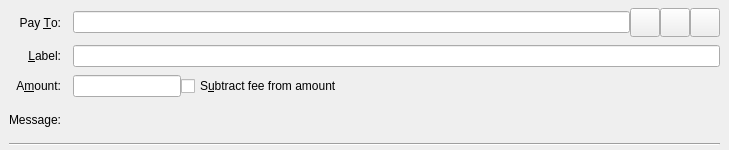
First picture: the form in src/qt/forms/sendcoinsentry.ui, repository rngcoin-project/rngcoin, before the edit.
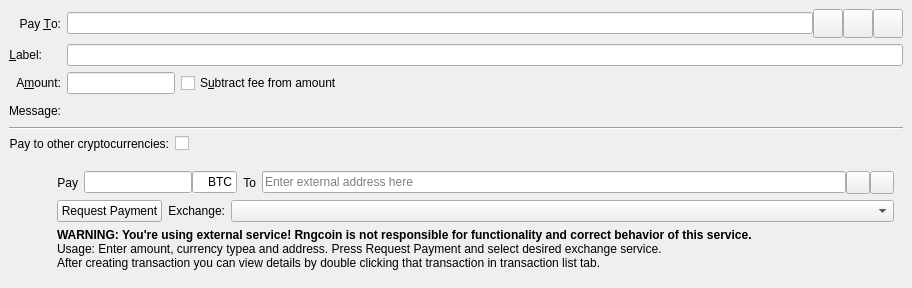
Second picture: the form after the edit. Icons and pictures are not drawn. Custom widgets are drawn as their Qt base class.

```diff
--- a/src/qt/forms/sendcoinsentry.ui
+++ b/src/qt/forms/sendcoinsentry.ui
@@ -6,8 +6,8 @@
    <rect>
     <x>0</x>
     <y>0</y>
-    <width>729</width>
-    <height>150</height>
+    <width>912</width>
+    <height>288</height>
    </rect>
   </property>
   <property name="focusPolicy">
@@ -23,20 +23,8 @@
    <property name="frameShape">
     <enum>QFrame::NoFrame</enum>
    </property>
-   <layout class="QGridLayout" name="gridLayout">
-    <property name="topMargin">
-     <number>8</number>
-    </property>
-    <property name="bottomMargin">
-     <number>4</number>
-    </property>
-    <property name="horizontalSpacing">
-     <number>12</number>
-    </property>
-    <property name="verticalSpacing">
-     <number>8</number>
-    </property>
-    <item row="0" column="0">
+   <layout class="QGridLayout" name="gridLayout_2">
+    <item row="0" column="0" colspan="2">
      <widget class="QLabel" name="payToLabel">
       <property name="text">
        <string>Pay &amp;To:</string>
@@ -49,7 +37,7 @@
       </property>
      </widget>
     </item>
-    <item row="0" column="1">
+    <item row="0" column="2">
      <layout class="QHBoxLayout" name="payToLayout">
       <property name="spacing">
        <number>0</number>
@@ -142,14 +130,14 @@
       </property>
      </widget>
     </item>
-    <item row="1" column="1">
+    <item row="1" column="2">
      <widget class="QLineEdit" name="addAsLabel">
       <property name="toolTip">
        <string>Enter a label for this address to add it to the list of used addresses</string>
       </property>
      </widget>
     </item>
-    <item row="2" column="0">
+    <item row="2" column="0" colspan="2">
      <widget class="QLabel" name="amountLabel">
       <property name="text">
        <string>A&amp;mount:</string>
@@ -162,7 +150,7 @@
       </property>
      </widget>
     </item>
-    <item row="2" column="1">
+    <item row="2" column="2">
      <layout class="QHBoxLayout" name="horizontalLayoutAmount" stretch="0,1">
       <item>
        <widget class="BitcoinAmountField" name="payAmount"/>
@@ -179,7 +167,7 @@
       </item>
      </layout>
     </item>
-    <item row="3" column="0">
+    <item row="3" column="0" colspan="2">
      <widget class="QLabel" name="messageLabel">
       <property name="text">
        <string>Message:</string>
@@ -189,7 +177,7 @@
       </property>
      </widget>
     </item>
-    <item row="3" column="1">
+    <item row="3" column="2">
      <widget class="QLabel" name="messageTextLabel">
       <property name="toolTip">
        <string>A message that was attached to the rngcoin: URI which will be stored with the transaction for your reference. Note: This message will not be sent over the RNGCoin network.</string>
@@ -199,13 +187,243 @@
       </property>
      </widget>
     </item>
-    <item row="4" column="0" colspan="2">
+    <item row="4" column="0" colspan="3">
      <widget class="Line" name="line">
       <property name="orientation">
        <enum>Qt::Horizontal</enum>
       </property>
      </widget>
     </item>
+    <item row="5" column="0" colspan="3">
+     <layout class="QFormLayout" name="toggleExchLayout">
+      <item row="0" column="0">
+       <widget class="QLabel" name="toggleExchLabel">
+        <property name="text">
+         <string>Pay to other cryptocurrencies:</string>
+        </property>
+        <property name="alignment">
+         <set>Qt::AlignRight|Qt::AlignTrailing|Qt::AlignVCenter</set>
+        </property>
+        <property name="buddy">
+         <cstring>payTo</cstring>
+        </property>
+       </widget>
+      </item>
+      <item row="0" column="1">
+       <widget class="QCheckBox" name="checkBoxExch">
+        <property name="sizePolicy">
+         <sizepolicy hsizetype="Fixed" vsizetype="Fixed">
+          <horstretch>0</horstretch>
+          <verstretch>0</verstretch>
+         </sizepolicy>
+        </property>
+        <property name="text">
+         <string/>
+        </property>
+       </widget>
+      </item>
+     </layout>
+    </item>
+    <item row="6" column="1" colspan="2">
+     <widget class="QWidget" name="exchWidget" native="true">
+      <property name="toolTip">
+       <string>This is a payment to external cryptocurrencies</string>
+      </property>
+      <layout class="QGridLayout" name="gridLayout">
+       <item row="0" column="0">
+        <layout class="QHBoxLayout" name="horizontalLayout1">
+         <item>
+          <widget class="QLabel" name="amountExchLabel">
+           <property name="sizePolicy">
+            <sizepolicy hsizetype="Preferred" vsizetype="Preferred">
+             <horstretch>0</horstretch>
+             <verstretch>0</verstretch>
+            </sizepolicy>
+           </property>
+           <property name="text">
+            <string>Pay</string>
+           </property>
+           <property name="alignment">
+            <set>Qt::AlignRight|Qt::AlignTrailing|Qt::AlignVCenter</set>
+           </property>
+          </widget>
+         </item>
+         <item>
+          <layout class="QHBoxLayout" name="horizontalLayout1_1">
+           <property name="spacing">
+            <number>0</number>
+           </property>
+           <item>
+            <widget class="QLineEdit" name="payAmountExch">
+             <property name="sizePolicy">
+              <sizepolicy hsizetype="Fixed" vsizetype="Fixed">
+               <horstretch>0</horstretch>
+               <verstretch>0</verstretch>
+              </sizepolicy>
+             </property>
+             <property name="toolTip">
+              <string>Amount of currency</string>
+             </property>
+             <property name="alignment">
+              <set>Qt::AlignRight|Qt::AlignTrailing|Qt::AlignVCenter</set>
+             </property>
+            </widget>
+           </item>
+           <item>
+            <widget class="QLineEdit" name="payTypeExch">
+             <property name="sizePolicy">
+              <sizepolicy hsizetype="Fixed" vsizetype="Fixed">
+               <horstretch>1</horstretch>
+               <verstretch>0</verstretch>
+              </sizepolicy>
+             </property>
+             <property name="minimumSize">
+              <size>
+               <width>45</width>
+               <height>0</height>
+              </size>
+             </property>
+             <property name="maximumSize">
+              <size>
+               <width>45</width>
+               <height>16777215</height>
+              </size>
+             </property>
+             <property name="toolTip">
+              <string>Currency short name (i.e. BTC)</string>
+             </property>
+             <property name="text">
+              <string>BTC</string>
+             </property>
+             <property name="alignment">
+              <set>Qt::AlignRight|Qt::AlignTrailing|Qt::AlignVCenter</set>
+             </property>
+            </widget>
+           </item>
+          </layout>
+         </item>
+         <item>
+          <widget class="QLabel" name="toExchLabel">
+           <property name="sizePolicy">
+            <sizepolicy hsizetype="Preferred" vsizetype="Preferred">
+             <horstretch>0</horstretch>
+             <verstretch>0</verstretch>
+            </sizepolicy>
+           </property>
+           <property name="text">
+            <string>To</string>
+           </property>
+           <property name="alignment">
+            <set>Qt::AlignRight|Qt::AlignTrailing|Qt::AlignVCenter</set>
+           </property>
+          </widget>
+         </item>
+         <item>
+          <layout class="QHBoxLayout" name="horizontalLayout1_2">
+           <property name="spacing">
+            <number>0</number>
+           </property>
+           <item>
+            <widget class="QLineEdit" name="payToExch">
+             <property name="toolTip">
+              <string>Enter external address here</string>
+             </property>
+             <property name="placeholderText">
+              <string>Enter external address here</string>
+             </property>
+            </widget>
+           </item>
+           <item>
+            <widget class="QToolButton" name="pasteExchButton">
+             <property name="toolTip">
+              <string>Paste address from clipboard</string>
+             </property>
+             <property name="text">
+              <string/>
+             </property>
+             <property name="icon">
+              <iconset resource="../bitcoin.qrc">
+               <normaloff>:/icons/editpaste</normaloff>:/icons/editpaste</iconset>
+             </property>
+             <property name="shortcut">
+              <string>Alt+P</string>
+             </property>
+            </widget>
+           </item>
+           <item>
+            <widget class="QToolButton" name="deleteExchButton">
+             <property name="toolTip">
+              <string>Remove this entry</string>
+             </property>
+             <property name="text">
+              <string/>
+             </property>
+             <property name="icon">
+              <iconset resource="../bitcoin.qrc">
+               <normaloff>:/icons/remove</normaloff>:/icons/remove</iconset>
+             </property>
+            </widget>
+           </item>
+          </layout>
+         </item>
+        </layout>
+       </item>
+       <item row="1" column="0">
+        <layout class="QHBoxLayout" name="horizontalLayout2">
+         <item>
+          <widget class="QPushButton" name="requestPaymentButton">
+           <property name="sizePolicy">
+            <sizepolicy hsizetype="Fixed" vsizetype="Fixed">
+             <horstretch>0</horstretch>
+             <verstretch>0</verstretch>
+            </sizepolicy>
+           </property>
+           <property name="text">
+            <string>Request Payment</string>
+           </property>
+          </widget>
+         </item>
+         <item>
+          <widget class="QLabel" name="exchLabel">
+           <property name="sizePolicy">
+            <sizepolicy hsizetype="Fixed" vsizetype="Fixed">
+             <horstretch>0</horstretch>
+             <verstretch>0</verstretch>
+            </sizepolicy>
+           </property>
+           <property name="text">
+            <string>Exchange:</string>
+           </property>
+           <property name="alignment">
+            <set>Qt::AlignRight|Qt::AlignTrailing|Qt::AlignVCenter</set>
+           </property>
+          </widget>
+         </item>
+         <item>
+          <widget class="QComboBox" name="exchComboBox">
+           <property name="sizePolicy">
+            <sizepolicy hsizetype="Preferred" vsizetype="Fixed">
+             <horstretch>0</horstretch>
+             <verstretch>0</verstretch>
+            </sizepolicy>
+           </property>
+           <property name="toolTip">
+            <string>Exchange selection</string>
+           </property>
+          </widget>
+         </item>
+        </layout>
+       </item>
+       <item row="2" column="0">
+        <widget class="QLabel" name="infoExchLabel">
+         <property name="text">
+          <string>&lt;html&gt;&lt;head/&gt;&lt;body&gt;&lt;p&gt;&lt;span style=&quot; font-weight:600;&quot;&gt;WARNING: You're using external service! Rngcoin is not responsible for functionality and correct behavior of this service.&lt;/span&gt;&lt;br/&gt;Usage: Enter amount, currency typea and address. Press Request Payment and select desired exchange service.&lt;br/&gt;After creating transaction you can view details by double clicking that transaction in transaction list tab.&lt;/p&gt;&lt;/body&gt;&lt;/html&gt;</string>
+         </property>
+        </widget>
+       </item>
+      </layout>
+     </widget>
+    </item>
    </layout>
   </widget>
   <widget class="QFrame" name="SendCoins_UnauthenticatedPaymentRequest">
```
Left out of the diff: 5 changed lines with no effect on the pictures.
